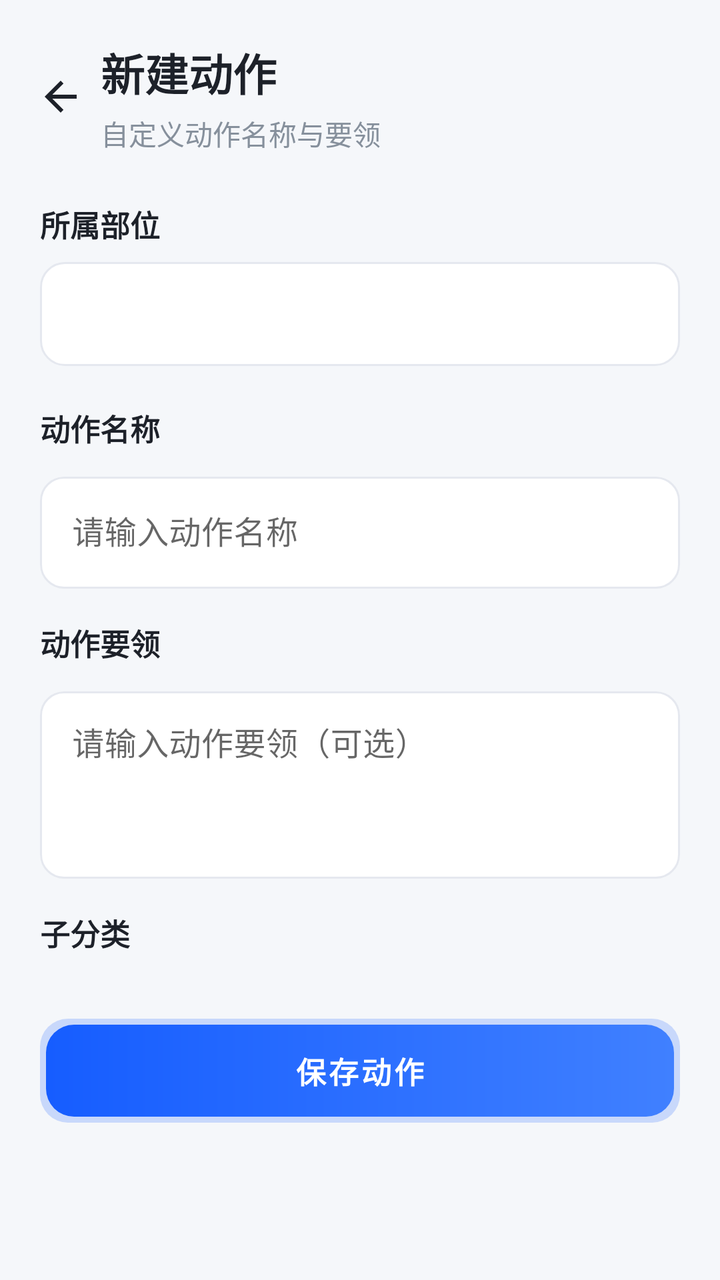
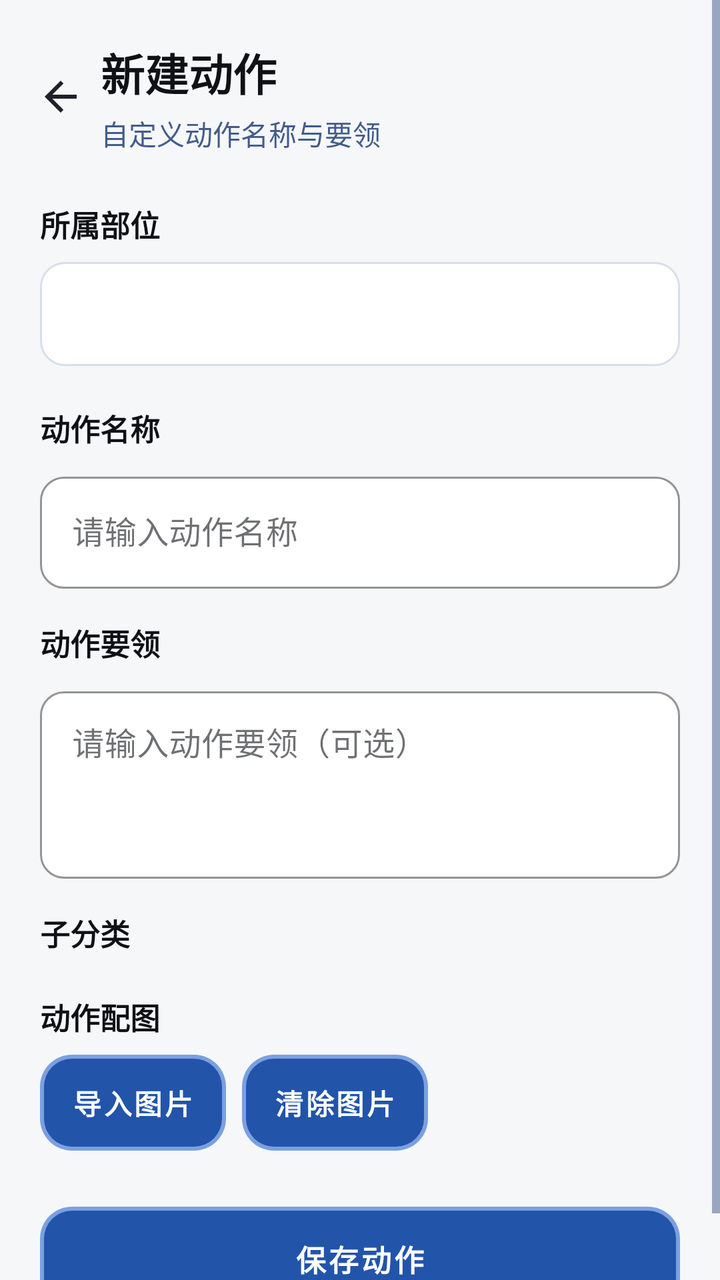

Before-and-after screenshots of an Android layout around one commit, followed by the original layout XML and the change that was made.
<!-- AndroidManifest.xml: application theme Theme.BrawnCatalog -->
<!-- res/layout/activity_exercise_edit.xml -->
<?xml version="1.0" encoding="utf-8"?>
<ScrollView xmlns:android="http://schemas.android.com/apk/res/android"
    xmlns:app="http://schemas.android.com/apk/res-auto"
    android:layout_width="match_parent"
    android:layout_height="match_parent"
    android:background="@color/window_background"
    android:fillViewport="true">

    <LinearLayout
        android:layout_width="match_parent"
        android:layout_height="wrap_content"
        android:orientation="vertical"
        android:padding="20dp">

        <LinearLayout
            android:layout_width="match_parent"
            android:layout_height="wrap_content"
            android:gravity="center_vertical"
            android:orientation="horizontal">

            <ImageButton
                android:id="@+id/buttonBack"
                android:layout_width="40dp"
                android:layout_height="40dp"
                android:layout_marginStart="-10dp"
                android:background="?attr/selectableItemBackgroundBorderless"
                android:contentDescription="返回"
                android:src="@drawable/ic_back_arrow" />

            <LinearLayout
                android:layout_width="0dp"
                android:layout_height="wrap_content"
                android:layout_weight="1"
                android:orientation="vertical">

                <TextView
                    android:id="@+id/textViewScreenTitle"
                    android:layout_width="wrap_content"
                    android:layout_height="wrap_content"
                    android:text="新建动作"
                    android:textColor="@color/bc_text_primary"
                    android:textSize="22sp"
                    android:textStyle="bold" />

                <TextView
                    android:layout_width="wrap_content"
                    android:layout_height="wrap_content"
                    android:layout_marginTop="4dp"
                    android:text="自定义动作名称与要领"
                    android:textColor="@color/bc_text_secondary"
                    android:textSize="14sp" />

            </LinearLayout>
        </LinearLayout>

        
        <TextView
            android:layout_width="wrap_content"
            android:layout_height="wrap_content"
            android:layout_marginTop="24dp"
            android:text="所属部位"
            android:textColor="@color/bc_text_primary"
            android:textSize="15sp"
            android:textStyle="bold" />

        <Spinner
            android:id="@+id/spinnerBodyPart"
            android:layout_width="match_parent"
            android:layout_height="52dp"
            android:layout_marginTop="8dp"
            android:background="@drawable/bg_input_rounded"
            android:paddingStart="14dp"
            android:paddingEnd="14dp"
            android:popupBackground="@drawable/bg_spinner_popup"
            android:textColor="@color/bc_text_primary"
            android:textSize="15sp" />

        
        <TextView
            android:layout_width="wrap_content"
            android:layout_height="wrap_content"
            android:layout_marginTop="20dp"
            android:text="动作名称"
            android:textColor="@color/bc_text_primary"
            android:textSize="15sp"
            android:textStyle="bold" />

        <com.google.android.material.textfield.TextInputLayout
            style="@style/Widget.BrawnCatalog.TextInputLayout"
            android:layout_width="match_parent"
            android:layout_height="wrap_content"
            android:layout_marginTop="8dp"
            android:hint="请输入动作名称">

            <com.google.android.material.textfield.TextInputEditText
                android:id="@+id/editExerciseName"
                android:layout_width="match_parent"
                android:layout_height="56dp"
                android:inputType="text"
                android:maxLines="1" />
        </com.google.android.material.textfield.TextInputLayout>

        
        <TextView
            android:layout_width="wrap_content"
            android:layout_height="wrap_content"
            android:layout_marginTop="16dp"
            android:text="动作要领"
            android:textColor="@color/bc_text_primary"
            android:textSize="15sp"
            android:textStyle="bold" />

        <com.google.android.material.textfield.TextInputLayout
            style="@style/Widget.BrawnCatalog.TextInputLayout"
            android:layout_width="match_parent"
            android:layout_height="wrap_content"
            android:layout_marginTop="8dp"
            android:hint="请输入动作要领（可选）">

            <com.google.android.material.textfield.TextInputEditText
                android:id="@+id/editExerciseTips"
                android:layout_width="match_parent"
                android:layout_height="wrap_content"
                android:gravity="top"
                android:inputType="textMultiLine"
                android:minLines="3"
                android:maxLines="5" />
        </com.google.android.material.textfield.TextInputLayout>

        
        <TextView
            android:id="@+id/textViewSubcategoryLabel"
            android:layout_width="wrap_content"
            android:layout_height="wrap_content"
            android:layout_marginTop="16dp"
            android:text="子分类"
            android:textColor="@color/bc_text_primary"
            android:textSize="15sp"
            android:textStyle="bold" />

        <com.google.android.material.chip.ChipGroup
            android:id="@+id/chipGroupSubcategory"
            android:layout_width="match_parent"
            android:layout_height="wrap_content"
            android:layout_marginTop="4dp"
            app:chipSpacingHorizontal="8dp"
            app:chipSpacingVertical="4dp"
            app:selectionRequired="false"
            app:singleSelection="false" />

        
        <com.google.android.material.button.MaterialButton
            android:id="@+id/buttonSaveExercise"
            style="@style/Widget.BrawnCatalog.Button.Primary"
            android:layout_width="match_parent"
            android:layout_height="52dp"
            android:layout_marginTop="28dp"
            android:text="保存动作" />

    </LinearLayout>
</ScrollView>
<!-- resources referenced by this layout -->
<resources>
  <color name="bc_text_primary">#FF1D2129</color>
  <color name="bc_text_secondary">#FF86909C</color>
  <color name="window_background">#FFF5F7FA</color>
  <!-- drawable bg_input_rounded (drawable) -->
  <?xml version="1.0" encoding="utf-8"?>
  <shape xmlns:android="http://schemas.android.com/apk/res/android"
      android:shape="rectangle">
      <solid android:color="@color/bc_input_bg" />
      <stroke android:width="1dp" android:color="@color/bc_border" />
      <corners android:radius="12dp" />
  </shape>
  <!-- drawable bg_spinner_popup (drawable) -->
  <?xml version="1.0" encoding="utf-8"?>
  <shape xmlns:android="http://schemas.android.com/apk/res/android"
      android:shape="rectangle">
      <solid android:color="@color/card_background" />
      <stroke android:width="1dp" android:color="@color/bc_border" />
      <corners android:radius="14dp" />
  </shape>
  <style name="Widget.BrawnCatalog.Button.Primary" parent="Widget.MaterialComponents.Button">
          <item name="android:background">@drawable/bg_button_primary</item>
          <item name="android:minHeight">48dp</item>
          <item name="android:textColor">@color/bc_on_primary</item>
          <item name="android:textSize">15sp</item>
          <item name="android:textStyle">bold</item>
          <item name="android:stateListAnimator">@animator/button_press_scale</item>
          <item name="rippleColor">#33FFFFFF</item>
          <item name="cornerRadius">14dp</item>
          <item name="backgroundTint">@null</item>
      </style>
  <style name="Widget.BrawnCatalog.TextInputLayout" parent="Widget.MaterialComponents.TextInputLayout.OutlinedBox">
          <item name="boxBackgroundColor">@color/bc_input_bg</item>
          <item name="boxStrokeWidth">1dp</item>
          <item name="boxStrokeWidthFocused">1dp</item>
          <item name="boxStrokeColor">@color/bc_input_stroke</item>
          <item name="boxCornerRadiusTopStart">12dp</item>
          <item name="boxCornerRadiusTopEnd">12dp</item>
          <item name="boxCornerRadiusBottomStart">12dp</item>
          <item name="boxCornerRadiusBottomEnd">12dp</item>
          <item name="hintTextColor">@color/bc_input_stroke</item>
      </style>
  <style name="Theme.BrawnCatalog" parent="Theme.MaterialComponents.DayNight.NoActionBar">
          <item name="colorPrimary">@color/bc_primary</item>
          <item name="colorPrimaryVariant">@color/bc_primary_dark</item>
          <item name="colorOnPrimary">@color/bc_on_primary</item>
          <item name="colorSecondary">@color/bc_accent</item>
          <item name="colorSecondaryVariant">@color/bc_accent_dark</item>
          <item name="colorOnSecondary">@color/bc_on_accent</item>
  
          
          <item name="android:textColorPrimary">@color/bc_text_primary</item>
          <item name="android:textColorSecondary">@color/bc_text_secondary</item>
  
          
          <item name="android:windowBackground">@color/window_background</item>
          <item name="android:statusBarColor">@color/window_background</item>
          <item name="android:navigationBarColor">@color/window_background</item>
  
          
          <item name="materialCardViewStyle">@style/Widget.BrawnCatalog.Card</item>
  
          
          <item name="materialButtonStyle">@style/Widget.BrawnCatalog.Button.Primary</item>
  
          
          <item name="textInputStyle">@style/Widget.BrawnCatalog.TextInputLayout</item>
  
          
          <item name="alertDialogTheme">@style/ThemeOverlay.BrawnCatalog.Dialog.Alert</item>
          <item name="android:alertDialogTheme">@style/ThemeOverlay.BrawnCatalog.Dialog.Alert</item>
          <item name="materialAlertDialogTheme">@style/ThemeOverlay.BrawnCatalog.Dialog.Alert</item>
  
          
          <item name="android:activityOpenEnterAnimation">@anim/slide_in_right</item>
          <item name="android:activityOpenExitAnimation">@anim/slide_out_left</item>
          <item name="android:activityCloseEnterAnimation">@anim/slide_in_left</item>
          <item name="android:activityCloseExitAnimation">@anim/slide_out_right</item>
      </style>
  <color name="bc_input_bg">#FFFFFFFF</color>
  <color name="bc_border">#FFE5E8EF</color>
  <color name="card_background">#FFFFFFFF</color>
  <!-- drawable bg_button_primary (drawable) -->
  <?xml version="1.0" encoding="utf-8"?>
  <ripple xmlns:android="http://schemas.android.com/apk/res/android"
      android:color="#33FFFFFF">
  
      <item>
          <layer-list>
              
              <item>
                  <shape android:shape="rectangle">
                      <solid android:color="@color/bc_glow" />
                      <corners android:radius="14dp" />
                      <padding
                          android:bottom="3dp"
                          android:left="3dp"
                          android:right="3dp"
                          android:top="3dp" />
                  </shape>
              </item>
              
              <item>
                  <shape android:shape="rectangle">
                      <gradient
                          android:angle="0"
                          android:endColor="@color/bc_gradient_end"
                          android:startColor="@color/bc_gradient_start" />
                      <corners android:radius="14dp" />
                  </shape>
              </item>
          </layer-list>
      </item>
  </ripple>
  <color name="bc_on_primary">#FFFFFFFF</color>
  <color name="bc_primary">#FF165DFF</color>
  <color name="bc_primary_dark">#FF0E42D2</color>
  <color name="bc_accent">#FFFF7043</color>
  <color name="bc_accent_dark">#FFE64A19</color>
  <color name="bc_on_accent">#FFFFFFFF</color>
  <style name="Widget.BrawnCatalog.Card" parent="Widget.MaterialComponents.CardView">
          <item name="cardBackgroundColor">@color/card_background</item>
          <item name="cardCornerRadius">16dp</item>
          <item name="cardElevation">4dp</item>
          <item name="strokeWidth">0dp</item>
      </style>
  <style name="ThemeOverlay.BrawnCatalog.Dialog.Alert" parent="ThemeOverlay.MaterialComponents.MaterialAlertDialog">
          <item name="android:windowBackground">@drawable/bg_dialog_alert</item>
          <item name="android:windowMinWidthMajor">85%</item>
          <item name="android:windowMinWidthMinor">85%</item>
          <item name="android:backgroundDimAmount">0.4</item>
          <item name="colorPrimary">@color/bc_primary</item>
          <item name="colorPrimaryVariant">@color/bc_primary_dark</item>
          <item name="colorOnPrimary">@color/bc_on_primary</item>
          <item name="colorAccent">@color/bc_primary</item>
          <item name="colorControlActivated">@color/bc_primary</item>
          <item name="android:textColorPrimary">@color/bc_text_primary</item>
          <item name="android:textColorSecondary">@color/bc_text_secondary</item>
          <item name="materialButtonStyle">@style/Widget.BrawnCatalog.Button.Primary</item>
      </style>
  <color name="bc_glow">#33165DFF</color>
  <color name="bc_gradient_end">#FF4080FF</color>
  <color name="bc_gradient_start">#FF165DFF</color>
  <!-- drawable bg_dialog_alert (drawable) -->
  <?xml version="1.0" encoding="utf-8"?>
  <shape xmlns:android="http://schemas.android.com/apk/res/android"
      android:shape="rectangle">
      <solid android:color="@color/card_background" />
      <corners android:radius="20dp" />
  </shape>
  <!-- unchanged entries left out for length: 1 -->
</resources>

<!-- the commit's change to res/layout/activity_exercise_edit.xml (unified diff, before → after) -->
@@ -3,7 +3,7 @@
     xmlns:app="http://schemas.android.com/apk/res-auto"
     android:layout_width="match_parent"
     android:layout_height="match_parent"
-    android:background="@color/window_background"
+    android:background="?attr/bcWindowBg"
     android:fillViewport="true">
 
     <LinearLayout
@@ -38,7 +38,7 @@
                     android:layout_width="wrap_content"
                     android:layout_height="wrap_content"
                     android:text="新建动作"
-                    android:textColor="@color/bc_text_primary"
+                    android:textColor="?attr/bcTextPrimary"
                     android:textSize="22sp"
                     android:textStyle="bold" />
 
@@ -47,7 +47,7 @@
                     android:layout_height="wrap_content"
                     android:layout_marginTop="4dp"
                     android:text="自定义动作名称与要领"
-                    android:textColor="@color/bc_text_secondary"
+                    android:textColor="?attr/bcTextSecondary"
                     android:textSize="14sp" />
 
             </LinearLayout>
@@ -59,7 +59,7 @@
             android:layout_height="wrap_content"
             android:layout_marginTop="24dp"
             android:text="所属部位"
-            android:textColor="@color/bc_text_primary"
+            android:textColor="?attr/bcTextPrimary"
             android:textSize="15sp"
             android:textStyle="bold" />
 
@@ -72,7 +72,7 @@
             android:paddingStart="14dp"
             android:paddingEnd="14dp"
             android:popupBackground="@drawable/bg_spinner_popup"
-            android:textColor="@color/bc_text_primary"
+            android:textColor="?attr/bcTextPrimary"
             android:textSize="15sp" />
 
         
@@ -81,7 +81,7 @@
             android:layout_height="wrap_content"
             android:layout_marginTop="20dp"
             android:text="动作名称"
-            android:textColor="@color/bc_text_primary"
+            android:textColor="?attr/bcTextPrimary"
             android:textSize="15sp"
             android:textStyle="bold" />
 
@@ -106,7 +106,7 @@
             android:layout_height="wrap_content"
             android:layout_marginTop="16dp"
             android:text="动作要领"
-            android:textColor="@color/bc_text_primary"
+            android:textColor="?attr/bcTextPrimary"
             android:textSize="15sp"
             android:textStyle="bold" />
 
@@ -134,7 +134,7 @@
             android:layout_height="wrap_content"
             android:layout_marginTop="16dp"
             android:text="子分类"
-            android:textColor="@color/bc_text_primary"
+            android:textColor="?attr/bcTextPrimary"
             android:textSize="15sp"
             android:textStyle="bold" />
 
@@ -149,6 +149,50 @@
             app:singleSelection="false" />
 
         
+        <TextView
+            android:layout_width="wrap_content"
+            android:layout_height="wrap_content"
+            android:layout_marginTop="16dp"
+            android:text="动作配图"
+            android:textColor="?attr/bcTextPrimary"
+            android:textSize="15sp"
+            android:textStyle="bold" />
+
+        <ImageView
+            android:id="@+id/imageViewPreview"
+            android:layout_width="120dp"
+            android:layout_height="120dp"
+            android:layout_marginTop="8dp"
+            android:scaleType="centerCrop"
+            android:background="@drawable/bg_image_thumb"
+            android:clipToOutline="true"
+            android:contentDescription="动作配图预览"
+            android:visibility="gone" />
+
+        <LinearLayout
+            android:layout_width="match_parent"
+            android:layout_height="wrap_content"
+            android:layout_marginTop="8dp"
+            android:orientation="horizontal">
+
+            <com.google.android.material.button.MaterialButton
+                android:id="@+id/buttonImportImage"
+                android:layout_width="wrap_content"
+                android:layout_height="wrap_content"
+                android:layout_marginEnd="8dp"
+                android:text="导入图片"
+                android:textSize="14sp" />
+
+            <com.google.android.material.button.MaterialButton
+                android:id="@+id/buttonClearImage"
+                android:layout_width="wrap_content"
+                android:layout_height="wrap_content"
+                android:text="清除图片"
+                android:textSize="14sp" />
+
+        </LinearLayout>
+
+        
         <com.google.android.material.button.MaterialButton
             android:id="@+id/buttonSaveExercise"
             style="@style/Widget.BrawnCatalog.Button.Primary"
<!-- resource entries referenced after the edit -->
@@ -1,28 +1,32 @@
 <!-- resources referenced by this layout -->
 <resources>
-  <color name="bc_text_primary">#FF1D2129</color>
-  <color name="bc_text_secondary">#FF86909C</color>
-  <color name="window_background">#FFF5F7FA</color>
+  <!-- drawable bg_image_thumb (drawable) -->
+  <?xml version="1.0" encoding="utf-8"?>
+  <shape xmlns:android="http://schemas.android.com/apk/res/android"
+      android:shape="rectangle">
+      <solid android:color="?attr/bcCardBg" />
+      <corners android:radius="10dp" />
+  </shape>
   <!-- drawable bg_input_rounded (drawable) -->
   <?xml version="1.0" encoding="utf-8"?>
   <shape xmlns:android="http://schemas.android.com/apk/res/android"
       android:shape="rectangle">
-      <solid android:color="@color/bc_input_bg" />
-      <stroke android:width="1dp" android:color="@color/bc_border" />
+      <solid android:color="?attr/bcInputBg" />
+      <stroke android:width="1dp" android:color="?attr/bcBorder" />
       <corners android:radius="12dp" />
   </shape>
   <!-- drawable bg_spinner_popup (drawable) -->
   <?xml version="1.0" encoding="utf-8"?>
   <shape xmlns:android="http://schemas.android.com/apk/res/android"
       android:shape="rectangle">
-      <solid android:color="@color/card_background" />
-      <stroke android:width="1dp" android:color="@color/bc_border" />
+      <solid android:color="?attr/bcCardBg" />
+      <stroke android:width="1dp" android:color="?attr/bcBorder" />
       <corners android:radius="14dp" />
   </shape>
   <style name="Widget.BrawnCatalog.Button.Primary" parent="Widget.MaterialComponents.Button">
           <item name="android:background">@drawable/bg_button_primary</item>
           <item name="android:minHeight">48dp</item>
-          <item name="android:textColor">@color/bc_on_primary</item>
+          <item name="android:textColor">?attr/bcOnPrimary</item>
           <item name="android:textSize">15sp</item>
           <item name="android:textStyle">bold</item>
           <item name="android:stateListAnimator">@animator/button_press_scale</item>
@@ -31,56 +35,77 @@
           <item name="backgroundTint">@null</item>
       </style>
   <style name="Widget.BrawnCatalog.TextInputLayout" parent="Widget.MaterialComponents.TextInputLayout.OutlinedBox">
-          <item name="boxBackgroundColor">@color/bc_input_bg</item>
+          <item name="boxBackgroundColor">?attr/bcInputBg</item>
           <item name="boxStrokeWidth">1dp</item>
           <item name="boxStrokeWidthFocused">1dp</item>
-          <item name="boxStrokeColor">@color/bc_input_stroke</item>
+          <item name="boxStrokeColor">?attr/bcInputStroke</item>
           <item name="boxCornerRadiusTopStart">12dp</item>
           <item name="boxCornerRadiusTopEnd">12dp</item>
           <item name="boxCornerRadiusBottomStart">12dp</item>
           <item name="boxCornerRadiusBottomEnd">12dp</item>
-          <item name="hintTextColor">@color/bc_input_stroke</item>
+          <item name="hintTextColor">?attr/bcInputStroke</item>
       </style>
-  <style name="Theme.BrawnCatalog" parent="Theme.MaterialComponents.DayNight.NoActionBar">
-          <item name="colorPrimary">@color/bc_primary</item>
-          <item name="colorPrimaryVariant">@color/bc_primary_dark</item>
-          <item name="colorOnPrimary">@color/bc_on_primary</item>
-          <item name="colorSecondary">@color/bc_accent</item>
-          <item name="colorSecondaryVariant">@color/bc_accent_dark</item>
-          <item name="colorOnSecondary">@color/bc_on_accent</item>
+  <style name="Theme.BrawnCatalog" parent="Theme.MaterialComponents.NoActionBar">
+          <item name="colorPrimary">@color/th_blue_primary</item>
+          <item name="colorPrimaryVariant">@color/th_blue_primary_dark</item>
+          <item name="colorOnPrimary">@color/th_blue_on_primary</item>
+          <item name="colorSecondary">@color/th_blue_accent</item>
+          <item name="colorSecondaryVariant">@color/th_blue_accent_dark</item>
+          <item name="colorOnSecondary">@color/th_blue_on_accent</item>
+          <item name="android:textColorPrimary">@color/th_blue_text_primary</item>
+          <item name="android:textColorSecondary">@color/th_blue_text_secondary</item>
+          <item name="bcPrimary">@color/th_blue_primary</item>
+          <item name="bcPrimaryDark">@color/th_blue_primary_dark</item>
+          <item name="bcPrimaryLight">@color/th_blue_primary_light</item>
+          <item name="bcPrimaryPale">@color/th_blue_primary_pale</item>
+          <item name="bcOnPrimary">@color/th_blue_on_primary</item>
+          <item name="bcAccent">@color/th_blue_accent</item>
+          <item name="bcAccentDark">@color/th_blue_accent_dark</item>
+          <item name="bcOnAccent">@color/th_blue_on_accent</item>
+          <item name="bcWindowBg">@color/th_blue_window_bg</item>
+          <item name="bcCardBg">@color/th_blue_card_bg</item>
+          <item name="bcHeaderBg">@color/th_blue_header_bg</item>
+          <item name="bcHomePageBg">@color/th_blue_home_page_bg</item>
+          <item name="bcTextPrimary">@color/th_blue_text_primary</item>
+          <item name="bcTextSecondary">@color/th_blue_text_secondary</item>
+          <item name="bcTextDisabled">@color/th_blue_text_disabled</item>
+          <item name="bcBorder">@color/th_blue_border</item>
+          <item name="bcBorderFocus">@color/th_blue_border_focus</item>
+          <item name="bcInputBg">@color/th_blue_input_bg</item>
+          <item name="bcInputStroke">@color/th_blue_input_stroke</item>
+          <item name="bcGradientStart">@color/th_blue_gradient_start</item>
+          <item name="bcGradientEnd">@color/th_blue_gradient_end</item>
+          <item name="bcGlow">@color/th_blue_glow</item>
+          <item name="bcRipple">@color/th_blue_ripple</item>
   
           
-          <item name="android:textColorPrimary">@color/bc_text_primary</item>
-          <item name="android:textColorSecondary">@color/bc_text_secondary</item>
+          <item name="bcStatusOk">@color/bc_status_ok</item>
+          <item name="bcStatusWarn">@color/bc_status_warn</item>
+          <item name="bcStatusLow">@color/bc_status_low</item>
   
           
-          <item name="android:windowBackground">@color/window_background</item>
-          <item name="android:statusBarColor">@color/window_background</item>
-          <item name="android:navigationBarColor">@color/window_background</item>
-  
-          
+          <item name="android:textColor">?attr/bcTextPrimary</item>
+          <item name="android:textColorHint">?attr/bcInputStroke</item>
+          <item name="colorSurface">?attr/bcCardBg</item>
+          <item name="colorSurfaceVariant">?attr/bcCardBg</item>
+          <item name="colorOnSurface">?attr/bcTextPrimary</item>
+          <item name="colorOnSurfaceVariant">?attr/bcTextSecondary</item>
+          <item name="colorOnBackground">?attr/bcTextPrimary</item>
+          <item name="android:windowBackground">@color/th_blue_window_bg</item>
+          <item name="android:statusBarColor">@color/th_blue_header_bg</item>
+          <item name="android:navigationBarColor">@color/th_blue_window_bg</item>
+          <item name="android:windowLightStatusBar">true</item>
           <item name="materialCardViewStyle">@style/Widget.BrawnCatalog.Card</item>
-  
-          
           <item name="materialButtonStyle">@style/Widget.BrawnCatalog.Button.Primary</item>
-  
-          
           <item name="textInputStyle">@style/Widget.BrawnCatalog.TextInputLayout</item>
-  
-          
           <item name="alertDialogTheme">@style/ThemeOverlay.BrawnCatalog.Dialog.Alert</item>
           <item name="android:alertDialogTheme">@style/ThemeOverlay.BrawnCatalog.Dialog.Alert</item>
           <item name="materialAlertDialogTheme">@style/ThemeOverlay.BrawnCatalog.Dialog.Alert</item>
-  
-          
           <item name="android:activityOpenEnterAnimation">@anim/slide_in_right</item>
           <item name="android:activityOpenExitAnimation">@anim/slide_out_left</item>
           <item name="android:activityCloseEnterAnimation">@anim/slide_in_left</item>
           <item name="android:activityCloseExitAnimation">@anim/slide_out_right</item>
       </style>
-  <color name="bc_input_bg">#FFFFFFFF</color>
-  <color name="bc_border">#FFE5E8EF</color>
-  <color name="card_background">#FFFFFFFF</color>
   <!-- drawable bg_button_primary (drawable) -->
   <?xml version="1.0" encoding="utf-8"?>
   <ripple xmlns:android="http://schemas.android.com/apk/res/android"
@@ -91,36 +116,53 @@
               
               <item>
                   <shape android:shape="rectangle">
-                      <solid android:color="@color/bc_glow" />
-                      <corners android:radius="14dp" />
+                      <solid android:color="?attr/bcPrimaryLight" />
+                      <corners android:radius="16dp" />
                       <padding
-                          android:bottom="3dp"
-                          android:left="3dp"
-                          android:right="3dp"
-                          android:top="3dp" />
+                          android:bottom="2dp"
+                          android:left="2dp"
+                          android:right="2dp"
+                          android:top="2dp" />
                   </shape>
               </item>
               
               <item>
                   <shape android:shape="rectangle">
-                      <gradient
-                          android:angle="0"
-                          android:endColor="@color/bc_gradient_end"
-                          android:startColor="@color/bc_gradient_start" />
+                      <solid android:color="?attr/bcPrimaryDark" />
                       <corners android:radius="14dp" />
                   </shape>
               </item>
           </layer-list>
       </item>
   </ripple>
-  <color name="bc_on_primary">#FFFFFFFF</color>
-  <color name="bc_primary">#FF165DFF</color>
-  <color name="bc_primary_dark">#FF0E42D2</color>
-  <color name="bc_accent">#FFFF7043</color>
-  <color name="bc_accent_dark">#FFE64A19</color>
-  <color name="bc_on_accent">#FFFFFFFF</color>
+  <color name="th_blue_primary">#306ACF</color>
+  <color name="th_blue_primary_dark">#2254AA</color>
+  <color name="th_blue_on_primary">#FFFFFF</color>
+  <color name="th_blue_accent">#5845D3</color>
+  <color name="th_blue_accent_dark">#3F2CBA</color>
+  <color name="th_blue_on_accent">#FFFFFF</color>
+  <color name="th_blue_text_primary">#0F1115</color>
+  <color name="th_blue_text_secondary">#425C8A</color>
+  <color name="th_blue_primary_light">#7BA0E0</color>
+  <color name="th_blue_primary_pale">#E1E8F4</color>
+  <color name="th_blue_window_bg">#F6F7F9</color>
+  <color name="th_blue_card_bg">#E7EBF4</color>
+  <color name="th_blue_header_bg">#CBD7EB</color>
+  <color name="th_blue_home_page_bg">#F4F6F8</color>
+  <color name="th_blue_text_disabled">#9AA0A6</color>
+  <color name="th_blue_border">#D7DEEA</color>
+  <color name="th_blue_border_focus">#306ACF</color>
+  <color name="th_blue_input_bg">#FFFFFF</color>
+  <color name="th_blue_input_stroke">#C1C9D7</color>
+  <color name="th_blue_gradient_start">#306ACF</color>
+  <color name="th_blue_gradient_end">#7BA0E0</color>
+  <color name="th_blue_glow">#40306ACF</color>
+  <color name="th_blue_ripple">#33306ACF</color>
+  <color name="bc_status_ok">#FF2F9E6B</color>
+  <color name="bc_status_warn">#FFC8811F</color>
+  <color name="bc_status_low">#FFD0473F</color>
   <style name="Widget.BrawnCatalog.Card" parent="Widget.MaterialComponents.CardView">
-          <item name="cardBackgroundColor">@color/card_background</item>
+          <item name="cardBackgroundColor">?attr/bcCardBg</item>
           <item name="cardCornerRadius">16dp</item>
           <item name="cardElevation">4dp</item>
           <item name="strokeWidth">0dp</item>
@@ -130,23 +172,23 @@
           <item name="android:windowMinWidthMajor">85%</item>
           <item name="android:windowMinWidthMinor">85%</item>
           <item name="android:backgroundDimAmount">0.4</item>
-          <item name="colorPrimary">@color/bc_primary</item>
-          <item name="colorPrimaryVariant">@color/bc_primary_dark</item>
-          <item name="colorOnPrimary">@color/bc_on_primary</item>
-          <item name="colorAccent">@color/bc_primary</item>
-          <item name="colorControlActivated">@color/bc_primary</item>
-          <item name="android:textColorPrimary">@color/bc_text_primary</item>
-          <item name="android:textColorSecondary">@color/bc_text_secondary</item>
+          <item name="colorPrimary">?attr/bcPrimary</item>
+          <item name="colorPrimaryVariant">?attr/bcPrimaryDark</item>
+          <item name="colorOnPrimary">?attr/bcOnPrimary</item>
+          <item name="colorAccent">?attr/bcPrimary</item>
+          <item name="colorControlActivated">?attr/bcPrimary</item>
+          <item name="android:textColorPrimary">?attr/bcTextPrimary</item>
+          <item name="android:textColorSecondary">?attr/bcTextSecondary</item>
+          
+          <item name="android:textColor">?attr/bcTextPrimary</item>
+          <item name="android:textColorAlertDialogListItem">?attr/bcTextPrimary</item>
           <item name="materialButtonStyle">@style/Widget.BrawnCatalog.Button.Primary</item>
       </style>
-  <color name="bc_glow">#33165DFF</color>
-  <color name="bc_gradient_end">#FF4080FF</color>
-  <color name="bc_gradient_start">#FF165DFF</color>
   <!-- drawable bg_dialog_alert (drawable) -->
   <?xml version="1.0" encoding="utf-8"?>
   <shape xmlns:android="http://schemas.android.com/apk/res/android"
       android:shape="rectangle">
-      <solid android:color="@color/card_background" />
+      <solid android:color="?attr/bcCardBg" />
       <corners android:radius="20dp" />
   </shape>
   <!-- unchanged entries left out for length: 1 -->
